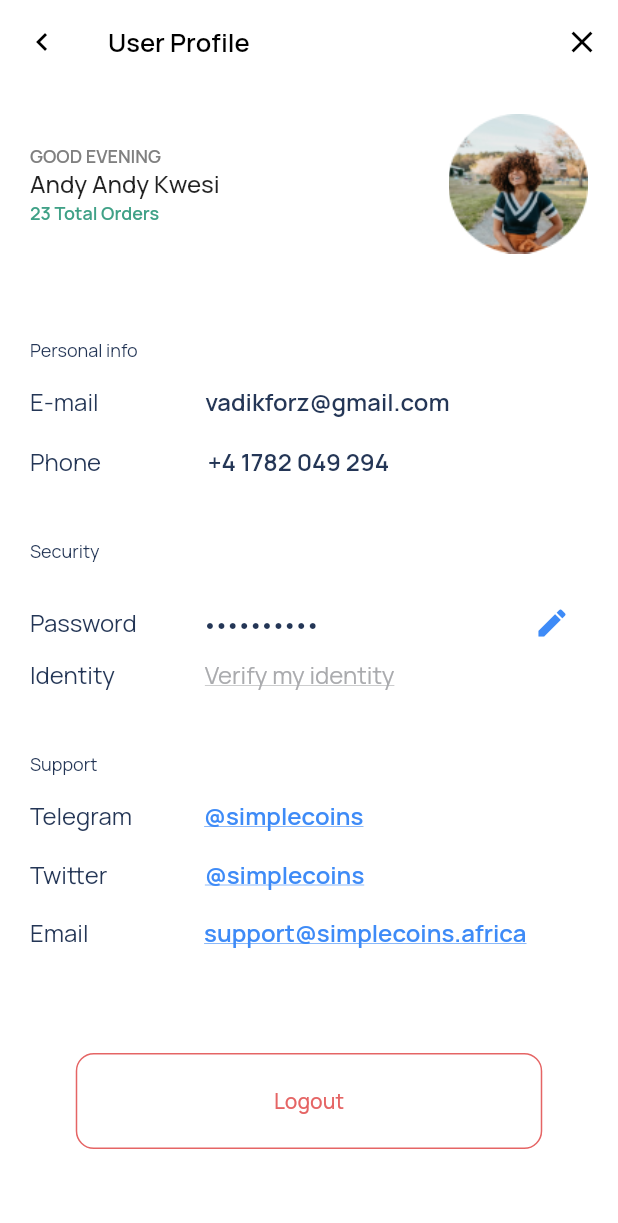
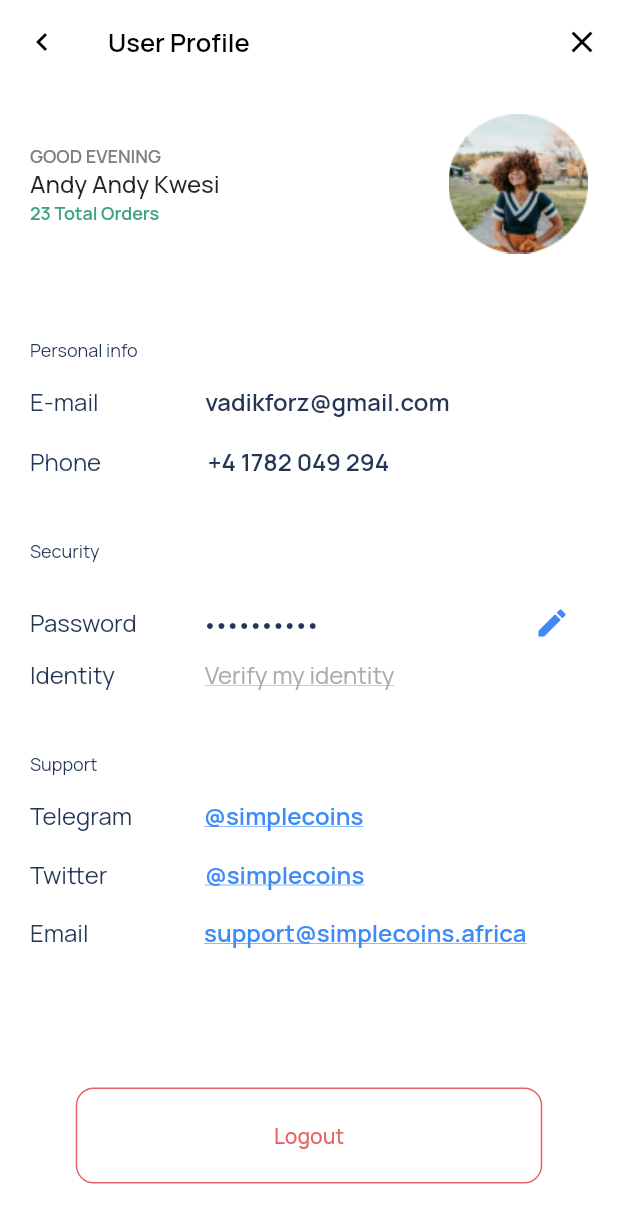
Before and after one commit to simplecoins/simplecoins_mobile_front, a Flutter app: the screen it shows after launch, on a phone screen of 412 x 824 dp. Shown: the top 1223 px of the screen. Run offline on Flutter 3.47's test engine with Material 2 defaults, Android fonts, the phone set to English and light mode, and no system bars.

```diff
--- a/lib/main.dart
+++ b/lib/main.dart
@@ -1,6 +1,7 @@
 
 
 import 'package:flutter/material.dart';
+import 'package:simplecoins_0/screens/changepassword/changepassword.dart';
 import 'package:simplecoins_0/screens/choosepaymentnumber/choosepaymentnumber.dart';
 import 'package:simplecoins_0/screens/enteramount/enteramount.dart';
 import 'package:simplecoins_0/screens/enterwalletaddress/enterwalletaddress.dart';
@@ -34,7 +35,8 @@ void main() {
       '/paymentinfo': (context) => PaymentInfo(),
       '/transactions': (context) => Transactions(),
       '/thistory': (context) => THistorySelected(),
-      '/userprofile': (context) => UserProfile()
+      '/userprofile': (context) => UserProfile(),
+      '/changepassword': (context) => ChangePassword()
     }
   ));
 }
--- a/lib/screens/userprofile/userprofile.dart
+++ b/lib/screens/userprofile/userprofile.dart
@@ -335,9 +335,10 @@ class _UserProfileState extends State<UserProfile> {
                 )
               ],
             ),
-            SizedBox(
-              height: 69.0,
-            ),
+            // SizedBox(
+            //   height: 69.0,
+            // ),
+            Spacer(),
             SizedBox(
               height: 64,
               width: 311,
@@ -361,6 +362,9 @@ class _UserProfileState extends State<UserProfile> {
                 ),
                 onPressed: () {},
               ),
+            ),
+            SizedBox(
+              height: 15.0,
             )
           ],
         ),
```
Also changed, not shown: lib/screens/changepassword/changepassword.dart (added, +16 -0 lines), 17 other files.
